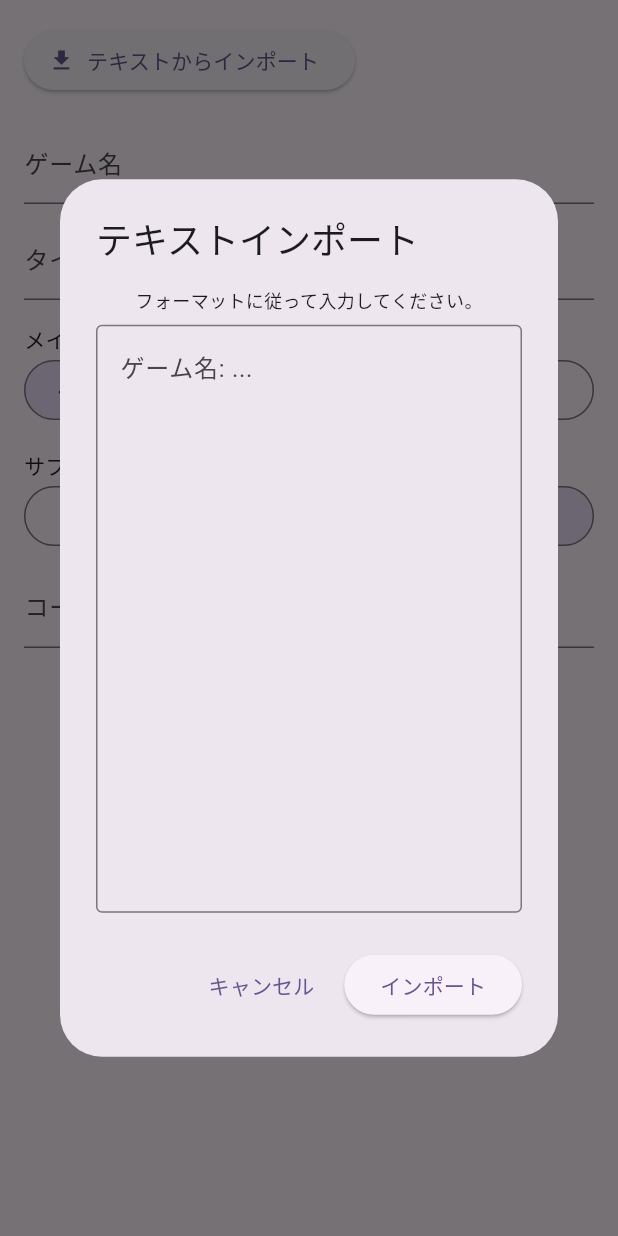
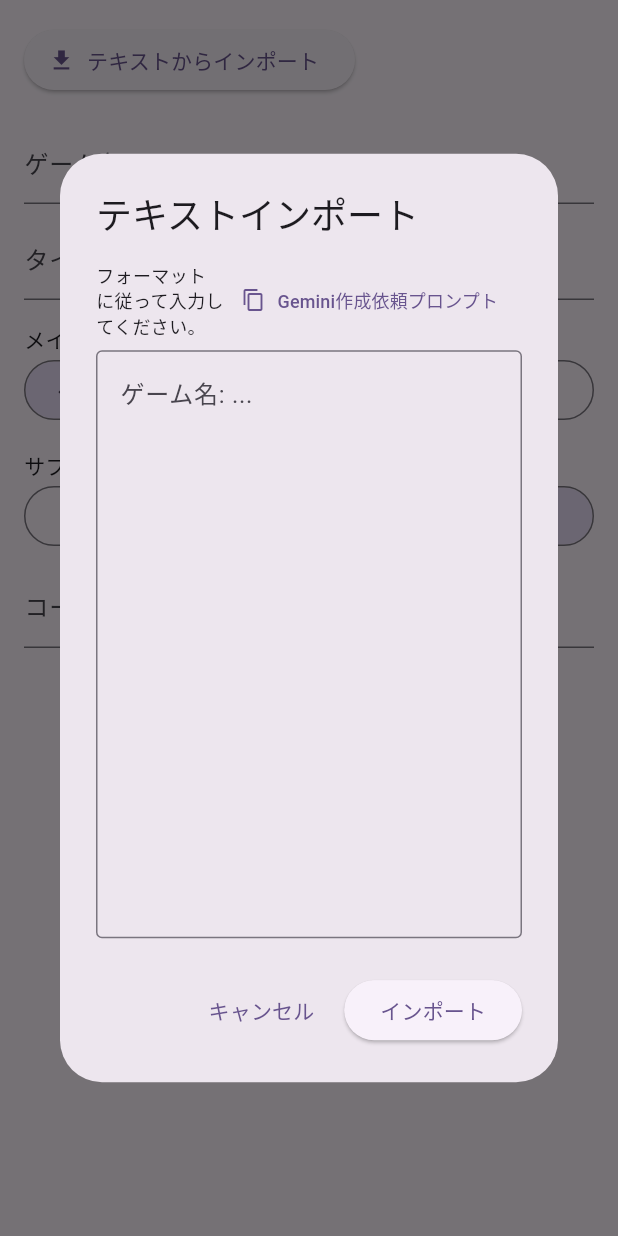
Before and after one commit to onpuuki/game-tracker, a Flutter app: the TopSection widget shown alone on an empty page, opened directly, after a tap on "テキストからインポート", on a phone screen of 412 x 824 dp. Run offline on Flutter 3.47's test engine with Material 3 defaults, Android fonts, the phone set to English and light mode, and no system bars; our stand-ins replace cloud_firestore, cloud_functions, firebase_auth, firebase_core, firebase_messaging, flutter_hooks and 3 more; missing offline and left inert: two_dimensional_scrollables; accounts and stored records are empty; network calls fail.

Commit message:
feat: add gemini prompt copy button to import dialog
- Replaced instruction text with a Row containing the instruction and a copy button
- Implemented Clipboard logic to copy the specified Japanese AI prompt
- Added SnackBar feedback upon successful copy
- Formatted file and verified with flutter analyze / flutter test

Co-authored-by: onpuuki <220911838+onpuuki@users.noreply.github.com>

```diff
--- a/frontend/lib/widgets/add_event/top_section.dart
+++ b/frontend/lib/widgets/add_event/top_section.dart
@@ -1,4 +1,5 @@
 import 'package:flutter/material.dart';
+import 'package:flutter/services.dart';
 import 'package:hooks_riverpod/hooks_riverpod.dart';
 import 'package:flutter_hooks/flutter_hooks.dart';
 import 'add_event_providers.dart';
@@ -21,9 +22,59 @@ class TopSection extends HookConsumerWidget {
             child: Column(
               mainAxisSize: MainAxisSize.min,
               children: [
-                const Text(
-                  'フォーマットに従って入力してください。',
-                  style: TextStyle(fontSize: 12),
+                Row(
+                  mainAxisAlignment: MainAxisAlignment.spaceBetween,
+                  children: [
+                    const Expanded(
+                      child: Text(
+                        'フォーマットに従って入力してください。',
+                        style: TextStyle(fontSize: 12),
+                      ),
+                    ),
+                    TextButton.icon(
+                      onPressed: () async {
+                        const text =
+                            '''以下の【インプット情報】（ゲームのイベントや更新コンテンツ情報）を解析し、指定の【出力フォーマット】に従ってインポート用のテキストを生成してください。複数のイベントが含まれている場合は、イベントごとに分けて出力してください。コードブロックなどは使用せず、プレーンテキストで出力してください。
+
+【出力フォーマット】
+ゲーム名: （インプット情報から推測して記載）
+タイトル: （イベントやコンテンツの名称）
+サイクル: （デイリー / ウィークリー / 隔週 / マンスリー のいずれかを判定）
+曜日: （ウィークリーの場合のみ必須。月〜日のいずれか）
+起点日: （隔週の場合のみ必須。YYYY-MM-DD形式。不明な場合は今日の日付）
+日付: （マンスリーの場合のみ必須。1〜31の数字）
+時刻: （リセット時刻をHH:mm形式で記載。不明な場合は04:00など一般的な時間を推測して設定）
+タスク:
+- （タスク内容1）
+- （タスク内容2）
+
+【判定・出力の注意点】
+- 毎日更新・リセットされるものは「デイリー」
+- 毎週決まった曜日に更新されるものは「ウィークリー」
+- 14日周期や半月に1回更新されるもの（螺旋、深塔など）は「隔週」
+- 月に1回（1日など）更新されるものは「マンスリー」
+- ※重要※ リセット時刻が不明で04:00などの推測値に設定した場合は、出力フォーマットの末尾に「※時刻が不明だったため〇〇:〇〇に推測して設定しました」と報告文を必ず添えてください。
+
+【インプット情報】
+（ここに攻略サイト等の情報をペーストしてください）''';
+                        await Clipboard.setData(
+                          const ClipboardData(text: text),
+                        );
+                        if (context.mounted) {
+                          ScaffoldMessenger.of(context).showSnackBar(
+                            const SnackBar(
+                              content: Text('プロンプトをクリップボードにコピーしました'),
+                            ),
+                          );
+                        }
+                      },
+                      icon: const Icon(Icons.copy, size: 16),
+                      label: const Text(
+                        'Gemini作成依頼プロンプト',
+                        style: TextStyle(fontSize: 12),
+                      ),
+                    ),
+                  ],
                 ),
                 const SizedBox(height: 8),
                 TextField(
```
